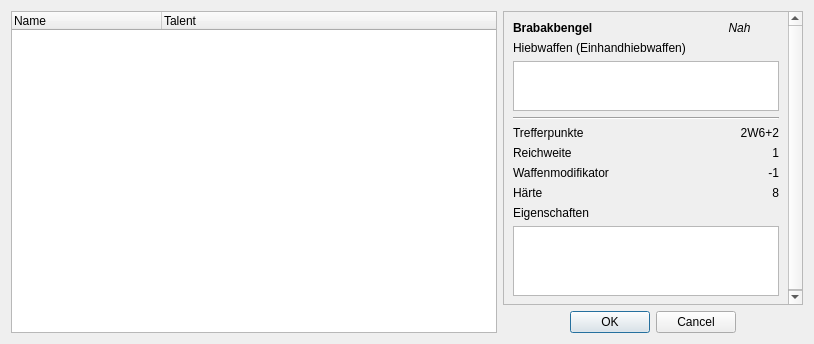
Above: UI/CharakterWaffen.ui from Aeolitus/Sephrasto before the change. Below: the same form after it.
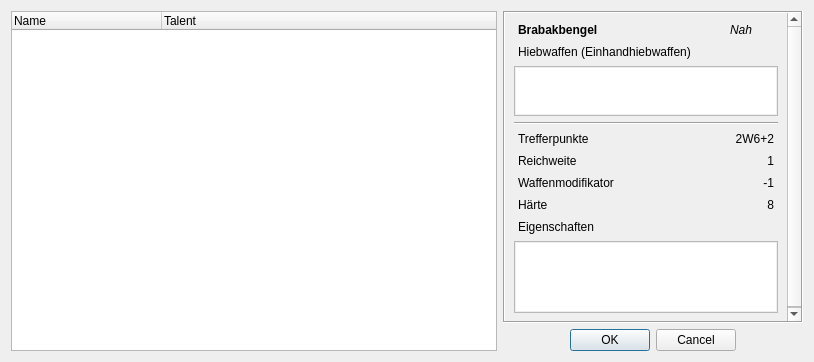
That is the form after the change.

```diff
--- a/UI/CharakterWaffen.ui
+++ b/UI/CharakterWaffen.ui
@@ -10,13 +10,13 @@
     <x>0</x>
     <y>0</y>
     <width>814</width>
-    <height>344</height>
+    <height>362</height>
    </rect>
   </property>
   <property name="windowTitle">
    <string>Sephrasto - Waffe wählen...</string>
   </property>
-  <layout class="QGridLayout" name="gridLayout_2" columnstretch="1,0,0">
+  <layout class="QGridLayout" name="gridLayout_2" columnstretch="1,0">
    <property name="sizeConstraint">
     <enum>QLayout::SetDefaultConstraint</enum>
    </property>
@@ -36,6 +36,12 @@
          <bold>false</bold>
         </font>
        </property>
+       <property name="styleSheet">
+        <string notr="true">padding: 1px</string>
+       </property>
+       <property name="frameShape">
+        <enum>QFrame::Box</enum>
+       </property>
        <property name="widgetResizable">
         <bool>true</bool>
        </property>
@@ -44,8 +50,8 @@
          <rect>
           <x>0</x>
           <y>0</y>
-          <width>298</width>
-          <height>293</height>
+          <width>296</width>
+          <height>309</height>
          </rect>
         </property>
         <layout class="QGridLayout" name="gridLayout">
```
